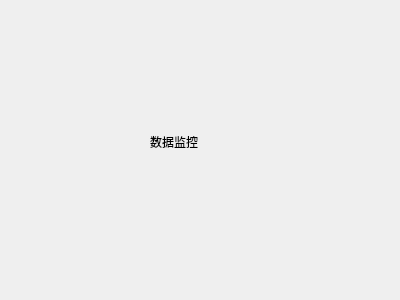
Qt form untitled1/datamonitor.ui (Tomsonjones/IoTManage) before a commit.
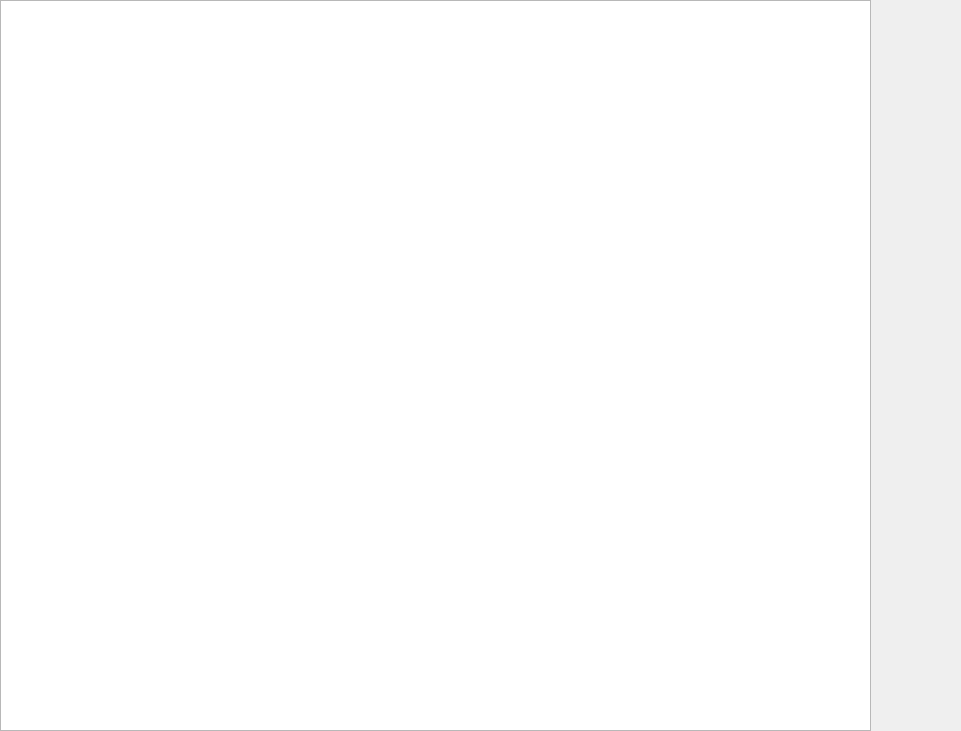
The same form after that commit.

```diff
--- a/untitled1/datamonitor.ui
+++ b/untitled1/datamonitor.ui
@@ -6,25 +6,34 @@
    <rect>
     <x>0</x>
     <y>0</y>
-    <width>400</width>
-    <height>300</height>
+    <width>961</width>
+    <height>731</height>
    </rect>
   </property>
+  <property name="minimumSize">
+   <size>
+    <width>961</width>
+    <height>731</height>
+   </size>
+  </property>
+  <property name="maximumSize">
+   <size>
+    <width>961</width>
+    <height>731</height>
+   </size>
+  </property>
   <property name="windowTitle">
    <string>Form</string>
   </property>
-  <widget class="QLabel" name="label1">
+  <widget class="QTableView" name="tableView">
    <property name="geometry">
     <rect>
-     <x>150</x>
-     <y>130</y>
-     <width>108</width>
-     <height>24</height>
+     <x>0</x>
+     <y>0</y>
+     <width>871</width>
+     <height>731</height>
     </rect>
    </property>
-   <property name="text">
-    <string>数据监控</string>
-   </property>
   </widget>
  </widget>
  <resources/>
```
